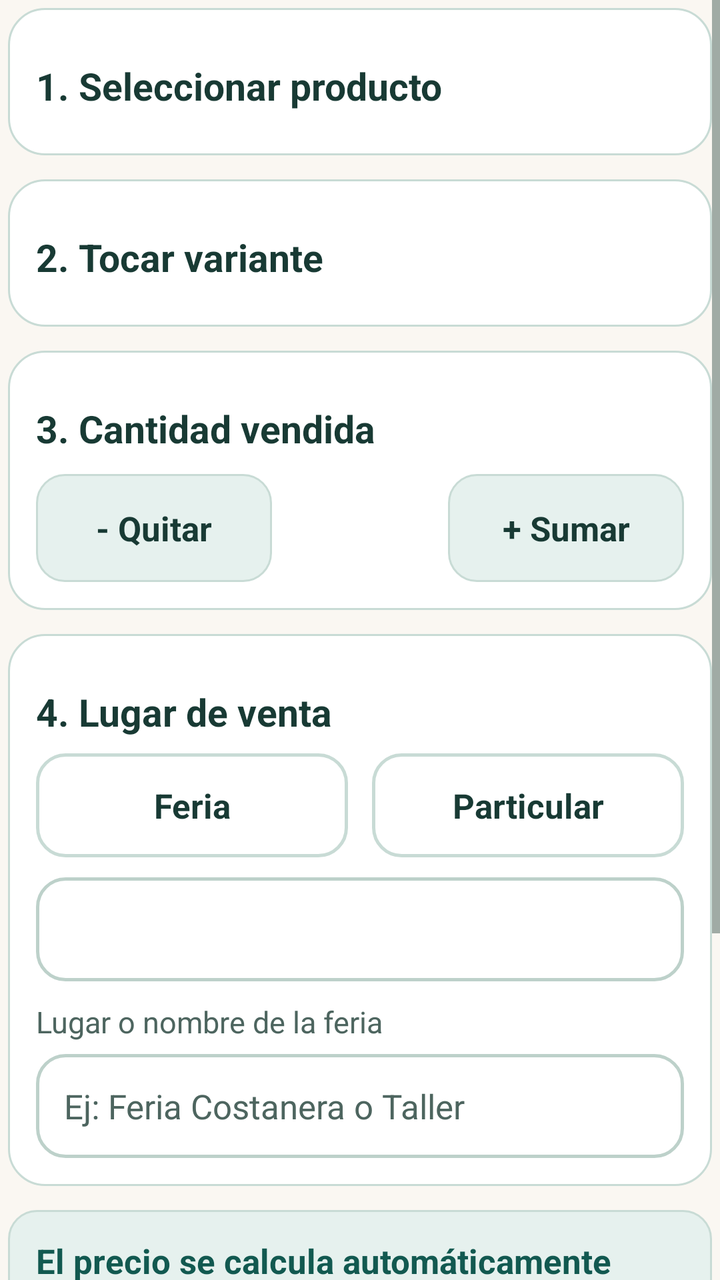
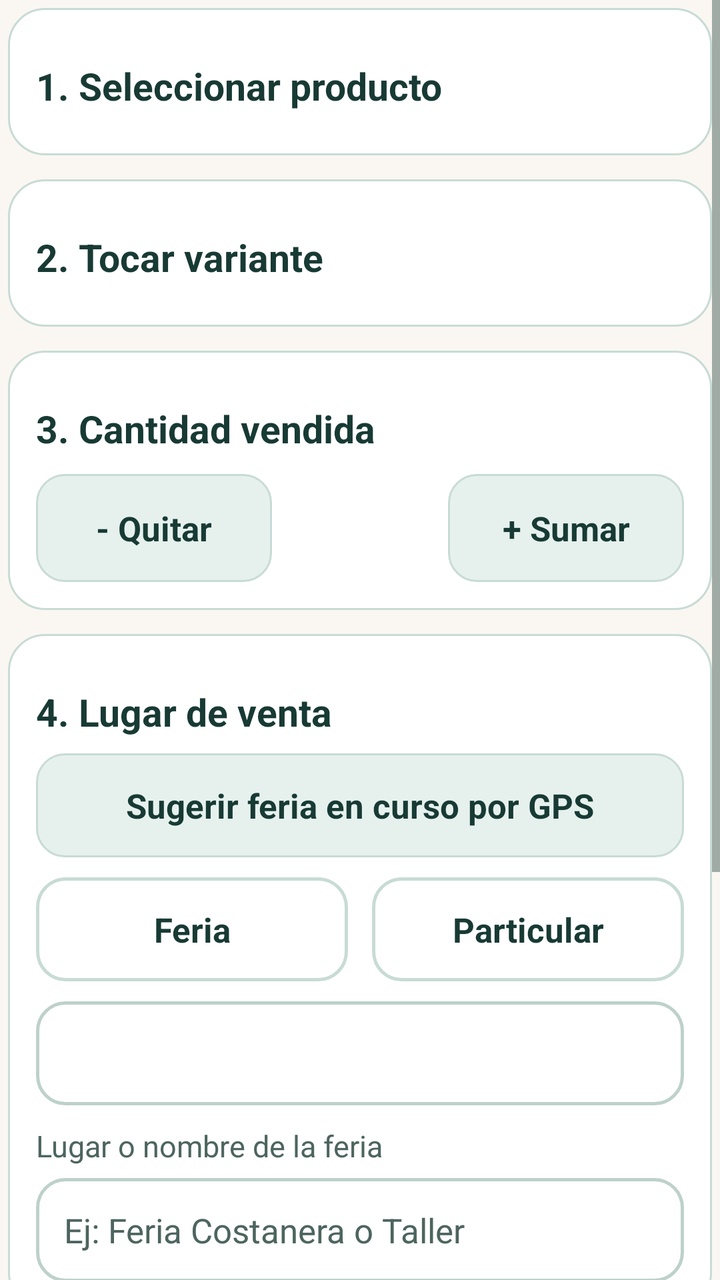

Two renders of the same Android screen: before a commit and after it. Below are the layout's source before the change and the commit's diff.
<!-- AndroidManifest.xml: application theme Theme.ConectaSur -->
<!-- res/layout/screen_owner_sales.xml -->
<?xml version="1.0" encoding="utf-8"?>
<FrameLayout xmlns:android="http://schemas.android.com/apk/res/android"
    android:layout_width="match_parent"
    android:layout_height="match_parent">

    <ScrollView
        android:layout_width="match_parent"
        android:layout_height="match_parent"
        android:fillViewport="true">

        <LinearLayout
            android:id="@+id/screen_owner_sales_body"
            android:layout_width="match_parent"
            android:layout_height="wrap_content"
            android:orientation="vertical"
            android:padding="4dp">

            <LinearLayout
                android:id="@+id/sv_undo_banner"
                android:layout_width="match_parent"
                android:layout_height="wrap_content"
                android:layout_marginBottom="14dp"
                android:background="@drawable/card_surface"
                android:orientation="vertical"
                android:padding="16dp"
                android:visibility="gone">

                <TextView
                    android:id="@+id/sv_undo_text"
                    style="@style/ConectaSur.Body"
                    android:layout_width="match_parent"
                    android:layout_height="wrap_content"
                    android:text="¿Te equivocaste al anotar la venta? Puedes anularla y devolver las unidades."
                    android:textColor="@color/conectasur_amber"
                    android:textStyle="bold" />

                <Button
                    android:id="@+id/sv_undo_button"
                    style="@style/ConectaSur.Button.Danger"
                    android:layout_width="match_parent"
                    android:layout_height="wrap_content"
                    android:layout_marginBottom="0dp"
                    android:text="Anular última venta" />
            </LinearLayout>

            
            <LinearLayout
                android:layout_width="match_parent"
                android:layout_height="wrap_content"
                android:layout_marginBottom="12dp"
                android:background="@drawable/card_surface"
                android:orientation="vertical"
                android:padding="14dp">

                <TextView
                    android:id="@+id/sv_heading"
                    style="@style/ConectaSur.Section"
                    android:layout_width="match_parent"
                    android:layout_height="wrap_content"
                    android:layout_marginTop="0dp"
                    android:layout_marginBottom="4dp"
                    android:text="@string/e5_screen_owner_sales_1"
                    android:visibility="gone" />

                <TextView
                    android:id="@+id/sv_product_label"
                    style="@style/ConectaSur.Section"
                    android:layout_width="match_parent"
                    android:layout_height="wrap_content"
                    android:layout_marginBottom="8dp"
                    android:text="1. Seleccionar producto" />

                <LinearLayout
                    android:id="@+id/sv_product_cards"
                    android:layout_width="match_parent"
                    android:layout_height="wrap_content"
                    android:orientation="vertical" />

                <Spinner
                    android:id="@+id/sv_product"
                    android:layout_width="match_parent"
                    android:layout_height="wrap_content"
                    android:layout_marginTop="8dp"
                    android:background="@drawable/input_field"
                    android:contentDescription="@string/e5_screen_owner_sales_3"
                    android:minHeight="52dp"
                    android:visibility="gone" />
            </LinearLayout>

            
            <LinearLayout
                android:id="@+id/sv_variant_section"
                android:layout_width="match_parent"
                android:layout_height="wrap_content"
                android:layout_marginBottom="12dp"
                android:background="@drawable/card_surface"
                android:orientation="vertical"
                android:padding="14dp">

                <TextView
                    android:id="@+id/sv_variant_label"
                    style="@style/ConectaSur.Section"
                    android:layout_width="match_parent"
                    android:layout_height="wrap_content"
                    android:layout_marginBottom="8dp"
                    android:text="2. Tocar variante" />

                <HorizontalScrollView
                    android:id="@+id/sv_variant_scroll"
                    android:layout_width="match_parent"
                    android:layout_height="wrap_content"
                    android:scrollbars="none">

                    <LinearLayout
                        android:id="@+id/sv_variant_chips"
                        android:layout_width="wrap_content"
                        android:layout_height="wrap_content"
                        android:orientation="horizontal" />
                </HorizontalScrollView>

                <Spinner
                    android:id="@+id/sv_variant"
                    android:layout_width="match_parent"
                    android:layout_height="wrap_content"
                    android:background="@drawable/input_field"
                    android:contentDescription="@string/e5_screen_owner_sales_5"
                    android:minHeight="52dp"
                    android:visibility="gone" />
            </LinearLayout>

            
            <LinearLayout
                android:layout_width="match_parent"
                android:layout_height="wrap_content"
                android:layout_marginBottom="12dp"
                android:background="@drawable/card_surface"
                android:orientation="vertical"
                android:padding="14dp">

                <TextView
                    style="@style/ConectaSur.Section"
                    android:layout_width="match_parent"
                    android:layout_height="wrap_content"
                    android:layout_marginBottom="10dp"
                    android:labelFor="@id/sv_quantity"
                    android:text="3. Cantidad vendida" />

                <LinearLayout
                    android:id="@+id/sv_quantity_controls"
                    android:layout_width="match_parent"
                    android:layout_height="wrap_content"
                    android:gravity="center_vertical"
                    android:orientation="horizontal">

                    <Button
                        android:id="@+id/sv_qty_minus"
                        style="@style/ConectaSur.Button.Tonal"
                        android:layout_width="0dp"
                        android:layout_height="54dp"
                        android:layout_marginBottom="0dp"
                        android:layout_weight="1"
                        android:text="- Quitar" />

                    <EditText
                        android:id="@+id/sv_quantity"
                        android:layout_width="72dp"
                        android:layout_height="54dp"
                        android:layout_marginHorizontal="8dp"
                        android:background="@android:color/transparent"
                        android:fontFeatureSettings="tnum"
                        android:gravity="center"
                        android:importantForAutofill="no"
                        android:inputType="number"
                        android:maxLength="4"
                        android:saveEnabled="false"
                        android:textColor="?attr/appInk"
                        android:textSize="26sp"
                        android:textStyle="bold" />

                    <Button
                        android:id="@+id/sv_qty_plus"
                        style="@style/ConectaSur.Button.Tonal"
                        android:layout_width="0dp"
                        android:layout_height="54dp"
                        android:layout_marginBottom="0dp"
                        android:layout_weight="1"
                        android:text="+ Sumar" />
                </LinearLayout>
            </LinearLayout>

            
            <LinearLayout
                android:layout_width="match_parent"
                android:layout_height="wrap_content"
                android:layout_marginBottom="12dp"
                android:background="@drawable/card_surface"
                android:orientation="vertical"
                android:padding="14dp">

                <TextView
                    style="@style/ConectaSur.Section"
                    android:layout_width="match_parent"
                    android:layout_height="wrap_content"
                    android:layout_marginBottom="8dp"
                    android:text="4. Lugar de venta" />

                <LinearLayout
                    android:layout_width="match_parent"
                    android:layout_height="wrap_content"
                    android:layout_marginBottom="10dp"
                    android:orientation="horizontal">

                    <Button
                        android:id="@+id/sv_place_feria"
                        style="@style/ConectaSur.Button"
                        android:layout_width="0dp"
                        android:layout_height="52dp"
                        android:layout_marginEnd="6dp"
                        android:layout_marginBottom="0dp"
                        android:layout_weight="1"
                        android:text="Feria" />

                    <Button
                        android:id="@+id/sv_place_particular"
                        style="@style/ConectaSur.Button"
                        android:layout_width="0dp"
                        android:layout_height="52dp"
                        android:layout_marginStart="6dp"
                        android:layout_marginBottom="0dp"
                        android:layout_weight="1"
                        android:text="Particular" />
                </LinearLayout>

                <Spinner
                    android:id="@+id/sv_fair_selector"
                    android:layout_width="match_parent"
                    android:layout_height="wrap_content"
                    android:layout_marginBottom="10dp"
                    android:background="@drawable/input_field"
                    android:contentDescription="Elegir feria de la plataforma u otro lugar"
                    android:minHeight="52dp" />

                <TextView
                    style="@style/ConectaSur.Label"
                    android:layout_width="match_parent"
                    android:layout_height="wrap_content"
                    android:labelFor="@id/sv_place"
                    android:text="@string/e5_screen_owner_sales_7" />

                <EditText
                    android:id="@+id/sv_place"
                    style="@style/ConectaSur.Input"
                    android:layout_width="match_parent"
                    android:layout_height="wrap_content"
                    android:layout_marginBottom="0dp"
                    android:hint="Ej: Feria Costanera o Taller"
                    android:importantForAutofill="no"
                    android:inputType="textCapSentences"
                    android:maxLength="1000"
                    android:saveEnabled="false" />
            </LinearLayout>

            
            <LinearLayout
                android:layout_width="match_parent"
                android:layout_height="wrap_content"
                android:layout_marginBottom="12dp"
                android:background="@drawable/status_banner_bg"
                android:orientation="vertical"
                android:padding="14dp">

                <TextView
                    android:id="@+id/sv_price"
                    style="@style/ConectaSur.Body"
                    android:layout_width="match_parent"
                    android:layout_height="wrap_content"
                    android:layout_marginBottom="12dp"
                    android:accessibilityLiveRegion="polite"
                    android:fontFeatureSettings="tnum"
                    android:text="@string/e5_screen_owner_sales_8"
                    android:textColor="@color/conectasur_forest_dark"
                    android:textStyle="bold" />

                <Button
                    android:id="@+id/sv_register"
                    style="@style/ConectaSur.Button.Primary"
                    android:layout_width="match_parent"
                    android:layout_height="wrap_content"
                    android:layout_marginBottom="0dp"
                    android:minHeight="56dp"
                    android:text="Guardar venta" />
            </LinearLayout>

            <TextView
                android:id="@+id/sv_note"
                style="@style/ConectaSur.Label"
                android:layout_width="match_parent"
                android:layout_height="wrap_content"
                android:layout_marginBottom="10dp"
                android:text="@string/e5_screen_owner_sales_10" />

            <Button
                android:id="@+id/sv_history"
                style="@style/ConectaSur.Button.Tonal"
                android:layout_width="match_parent"
                android:layout_height="wrap_content"
                android:text="@string/e5_screen_owner_sales_11" />
        </LinearLayout>
    </ScrollView>
</FrameLayout>
<!-- resources referenced by this layout -->
<resources>
  <color name="conectasur_amber">#9A5B00</color>
  <color name="conectasur_forest_dark">#125950</color>
  <!-- drawable card_surface (drawable) -->
  <?xml version="1.0" encoding="utf-8"?>
  <shape xmlns:android="http://schemas.android.com/apk/res/android">
      <solid android:color="?attr/appSurface" />
      <stroke android:width="1dp" android:color="?attr/appBorder" />
      <corners android:radius="18dp" />
  </shape>
  <!-- drawable status_banner_bg (drawable) -->
  <?xml version="1.0" encoding="utf-8"?>
  <shape xmlns:android="http://schemas.android.com/apk/res/android">
      <solid android:color="@color/conectasur_forest_soft" />
      <stroke android:width="1dp" android:color="@color/conectasur_forest_border" />
      <corners android:radius="14dp" />
  </shape>
  <string name="e5_screen_owner_sales_1">Anotar una venta</string>
  <string name="e5_screen_owner_sales_10">La venta necesita conexión. Solo se confirma cuando el servidor la acepta.</string>
  <string name="e5_screen_owner_sales_11">Consultar mi historial</string>
  <string name="e5_screen_owner_sales_3">Producto vendido</string>
  <string name="e5_screen_owner_sales_5">Variante vendida</string>
  <string name="e5_screen_owner_sales_7">Lugar o nombre de la feria</string>
  <string name="e5_screen_owner_sales_8">El precio se calcula automáticamente según el producto u opción elegida.</string>
  <style name="ConectaSur.Body" parent="android:Widget.TextView">
          <item name="android:textSize">17sp</item>
          <item name="android:textColor">?attr/appInk</item>
          <item name="android:lineSpacingMultiplier">1.2</item>
          <item name="android:layout_marginBottom">12dp</item>
      </style>
  <style name="ConectaSur.Button.Danger" parent="ConectaSur.Button">
          <item name="android:background">@drawable/button_danger_tonal</item>
          <item name="android:textColor">@color/conectasur_danger</item>
      </style>
  <style name="ConectaSur.Button.Primary" parent="ConectaSur.Button">
          <item name="android:background">@drawable/button_primary</item>
          <item name="android:textColor">#FFFFFF</item>
      </style>
  <style name="ConectaSur.Button.Tonal" parent="ConectaSur.Button">
          <item name="android:background">@drawable/button_tonal</item>
          <item name="android:textColor">?attr/appInk</item>
      </style>
  <style name="ConectaSur.Label" parent="ConectaSur.Body">
          <item name="android:textSize">15sp</item>
          <item name="android:textColor">?attr/appMuted</item>
          <item name="android:layout_marginBottom">6dp</item>
      </style>
  <style name="ConectaSur.Section" parent="ConectaSur.Body">
          <item name="android:textSize">19sp</item>
          <item name="android:textStyle">bold</item>
          <item name="android:layout_marginTop">12dp</item>
          <item name="android:layout_marginBottom">8dp</item>
      </style>
  <color name="conectasur_forest_soft">#E6F1EE</color>
  <color name="conectasur_forest_border">#C8DBD5</color>
  <color name="conectasur_danger">#B3261E</color>
  <color name="conectasur_muted">#4D655F</color>
  <color name="conectasur_cream">#FAF7F2</color>
  <color name="conectasur_forest">#1A7B6E</color>
  <color name="conectasur_ink">#183A34</color>
  <color name="conectasur_surface">#FFFFFF</color>
  <color name="conectasur_danger_soft">#FCEEEE</color>
  <color name="conectasur_danger_border">#EBC4C2</color>
  <!-- unchanged entries left out for length: 8 -->
</resources>

<!-- the commit's change to res/layout/screen_owner_sales.xml (unified diff, before → after) -->
@@ -205,6 +205,44 @@
                     android:text="4. Lugar de venta" />
 
                 <LinearLayout
+                    android:id="@+id/sv_fair_suggestion_box"
+                    android:layout_width="match_parent"
+                    android:layout_height="wrap_content"
+                    android:layout_marginBottom="10dp"
+                    android:background="@drawable/status_banner_bg"
+                    android:orientation="vertical"
+                    android:padding="12dp"
+                    android:visibility="gone">
+
+                    <TextView
+                        android:id="@+id/sv_fair_suggestion_text"
+                        style="@style/ConectaSur.Body"
+                        android:layout_width="match_parent"
+                        android:layout_height="wrap_content"
+                        android:layout_marginBottom="8dp"
+                        android:textColor="@color/conectasur_forest_dark"
+                        android:textStyle="bold" />
+
+                    <Button
+                        android:id="@+id/sv_fair_suggestion_apply"
+                        style="@style/ConectaSur.Button.Tonal"
+                        android:layout_width="match_parent"
+                        android:layout_height="wrap_content"
+                        android:layout_marginBottom="0dp"
+                        android:minHeight="52dp"
+                        android:text="Usar feria sugerida" />
+                </LinearLayout>
+
+                <Button
+                    android:id="@+id/sv_detect_gps_fair"
+                    style="@style/ConectaSur.Button.Tonal"
+                    android:layout_width="match_parent"
+                    android:layout_height="wrap_content"
+                    android:layout_marginBottom="10dp"
+                    android:minHeight="52dp"
+                    android:text="Sugerir feria en curso por GPS" />
+
+                <LinearLayout
                     android:layout_width="match_parent"
                     android:layout_height="wrap_content"
                     android:layout_marginBottom="10dp"
